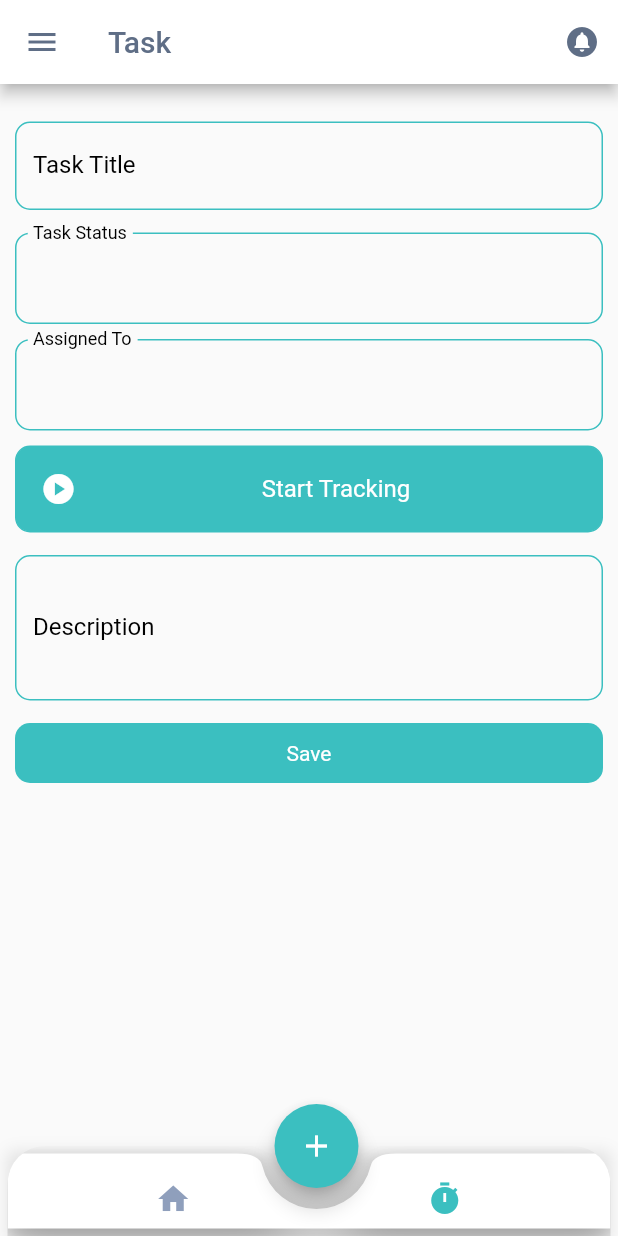
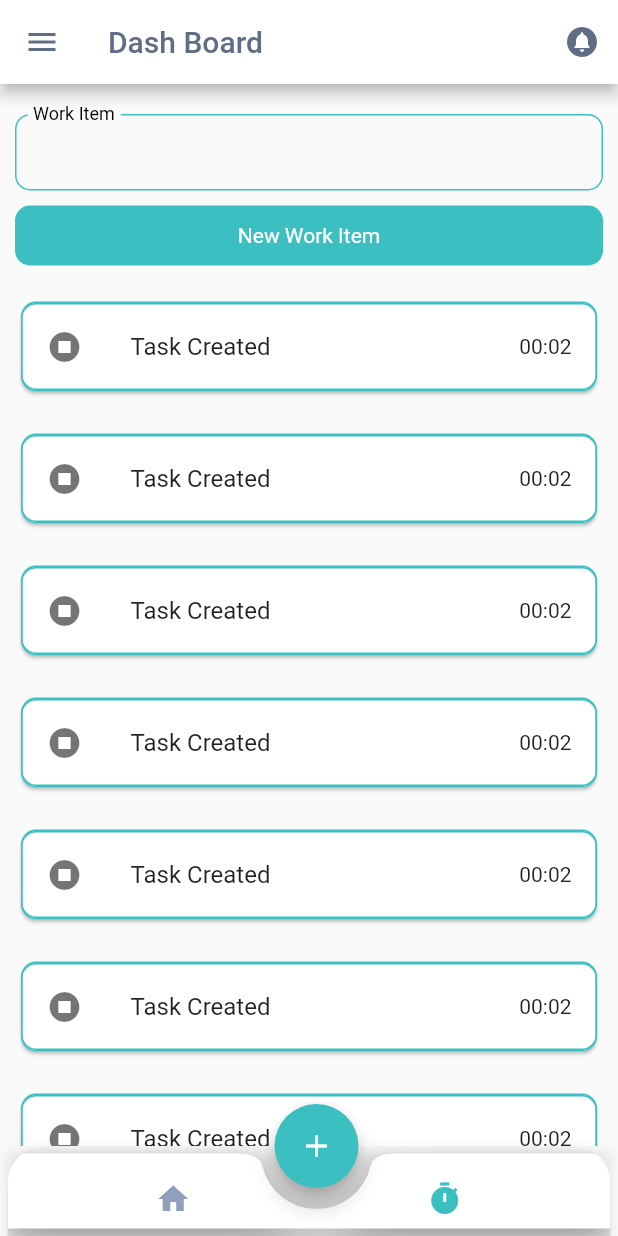
Before and after one commit to Nizam310/ess, a Flutter app: the DashBoard screen opened by its route, after a tap on "Apply for leave", after a tap on "Apply", after a tap on the "timer" icon, on a phone screen of 412 x 824 dp. Run offline on Flutter 3.47's test engine with Material 2 defaults, Android fonts, the phone set to English and light mode, and no system bars; our stand-ins replace fl_chart, nb_utils.

Commit message:
task added more features and profile screen changes and changed some consumers to read and select

```diff
--- a/lib/design/common_widgets/text_field.dart
+++ b/lib/design/common_widgets/text_field.dart
@@ -3,6 +3,7 @@ import 'package:flutter/material.dart';
 class CusTextField extends StatefulWidget {
   final String? hintText;
   final String? labelText;
+  final bool? enabled;
   final TextEditingController controller;
   final Function(String) onChanged;
   final int? maxLines;
@@ -13,7 +14,7 @@ class CusTextField extends StatefulWidget {
       this.labelText,
       required this.controller,
       required this.onChanged,
-      this.maxLines})
+      this.maxLines, this.enabled})
       : super(key: key);
 
   @override
@@ -24,9 +25,10 @@ class _CusTextFieldState extends State<CusTextField> {
   @override
   Widget build(BuildContext context) {
     return TextFormField(
+      enabled: widget.enabled??true,
       keyboardAppearance: Brightness.dark,
+      textInputAction: TextInputAction.next,
       decoration: InputDecoration(
-
           hintText: widget.hintText,
           hintStyle: const TextStyle(fontSize: 13,color: Colors.black),
           labelText: widget.labelText),
--- a/lib/design/dash_board/dash_board_provider.dart
+++ b/lib/design/dash_board/dash_board_provider.dart
@@ -5,7 +5,8 @@ import '../home/home_page.dart';
 import '../profile/profile.dart';
 import '../request_form/request_form.dart';
 import '../settings/settings.dart';
-import '../tasks/tasks.dart';
+import '../tasks/task_add.dart';
+import '../tasks/task_main.dart';
 
 class DashBoardVm extends ChangeNotifier {
   bool hover = false;
@@ -18,6 +19,7 @@ class DashBoardVm extends ChangeNotifier {
     Settings(),
     ChatPage(),
     Tasks(),
+    TaskAdd(),
   ];
 
   refresh() {
--- a/lib/design/dash_board/dash_board_screen.dart
+++ b/lib/design/dash_board/dash_board_screen.dart
@@ -19,10 +19,9 @@ class DashBoard extends StatelessWidget {
         ChangeNotifierProvider(create: (context) => HomeVm()),
         ChangeNotifierProvider(create: (context) => ProfileVm()),
       ],
-      child: Consumer<DashBoardVm>(builder: (context, data, _) {
+      child: Builder(builder: (context) {
         return Scaffold(
           drawer: const Drawer(
-          //  backgroundColor: Color(0xFFEDF3FA),
             width: 250,
             child: CusDrawer(),
           ),
@@ -32,17 +31,17 @@ class DashBoard extends StatelessWidget {
             ),
             backgroundColor: Colors.white,
             title: Text(
-              data.index == 0
+              context.read<DashBoardVm>().index == 0
                   ? "Dash Board"
-                  : data.index == 1
+                  : context.read<DashBoardVm>().index == 1
                       ? "Profile"
-                      : data.index == 2
+                      : context.read<DashBoardVm>().index == 2
                           ? "Request Form"
-                          : data.index == 3
+                          : context.read<DashBoardVm>().index == 3
                               ? "Settings"
-                              : data.index == 4
+                              : context.read<DashBoardVm>().index == 4
                                   ? "Chat With HR"
-                                  : data.index == 5
+                                  : context.read<DashBoardVm>().index == 5
                                       ? "Task"
                                       : "",
               style: const TextStyle(color: Color(0xFF5F6E86)),
@@ -55,12 +54,16 @@ class DashBoard extends StatelessWidget {
                       ]),
             ],
           ),
-          body: Column(
+          body: Consumer<DashBoardVm>(
+            builder: (context,data,_) {
+              return Column(
                 children: [
                   Expanded(
                     child: data.screen.elementAt(data.index),
                   ),
                 ],
+              );
+            }
           ),
           floatingActionButtonLocation:
               FloatingActionButtonLocation.centerDocked,
@@ -97,7 +100,9 @@ class DashBoard extends StatelessWidget {
                 height: 50,
                 shape: const CircularNotchedRectangle(),
                 // elevation: 29.236,
-                child: Row(
+                child: Consumer<DashBoardVm>(
+                    builder: (context,data,_) {
+                    return Row(
                       mainAxisSize: MainAxisSize.max,
                       mainAxisAlignment: MainAxisAlignment.spaceAround,
                       children: <Widget>[
@@ -127,6 +132,8 @@ class DashBoard extends StatelessWidget {
                           },
                         ),
                       ],
+                    );
+                  }
                 ),
               ).paddingSymmetric(
                 vertical: 5,
--- a/lib/design/home/home_page.dart
+++ b/lib/design/home/home_page.dart
@@ -6,15 +6,14 @@ import 'package:provider/provider.dart';
 import '../common_widgets/button.dart';
 import '../dash_board/dash_board_provider.dart';
 import '../tasks/task_provider.dart';
-import 'home_provider.dart';
 
 class Home extends StatelessWidget {
   const Home({Key? key}) : super(key: key);
 
   @override
   Widget build(BuildContext context) {
-    return Consumer3<HomeVm, DashBoardVm, TaskVm>(
-        builder: (context, data, dataDash, taskData, _) {
+    return Builder(
+        builder: (context) {
       List<MonthWidget> monthList = const [
         MonthWidget(
           text: "Total Leaves",
@@ -27,15 +26,11 @@ class Home extends StatelessWidget {
       return ListView(
         padding: const EdgeInsets.all(10),
         children: [
-          ExpansionTile(
-            /* shape: RoundedRectangleBorder(
-              side: BorderSide(color: Color(0xFF2A2D35),)
-            ),*/
-
-            // backgroundColor: Colors.white,
+          Consumer<TaskVm>(
+            builder: (context,data,_) {
+              return ExpansionTile(
                 title: const Text(
                   "Pending Tasks",
-              style: TextStyle(/*color: Colors.white*/),
                 ),
                 children: [
                   Row(
@@ -76,13 +71,14 @@ class Home extends StatelessWidget {
                                               ),
                                               Column(
                                                 children: [
-                                              Text(taskData.timerText),
+                                                  Text(data.timerText),
                                                   Center(
                                                     child: IconButton(
                                                       onPressed: () {
-                                                    taskData.startStop();
+                                                        data.startStop();
+                                                        data.refresh();
                                                       },
-                                                  icon: Icon(taskData.isRunning
+                                                      icon: Icon(data.isRunning
                                                           ? Icons.stop_circle
                                                           : Icons.play_circle),
                                                     ),
@@ -102,11 +98,13 @@ class Home extends StatelessWidget {
                   CusButton(
                       text: "Show More",
                       onTap: () {
-                    dataDash.index = 5;
-                    dataDash.refresh();
+                        context.read<DashBoardVm>().index=5;
+                        context.read<DashBoardVm>().refresh();
                       })
                 ],
-          ).paddingSymmetric(vertical: 5),
+              ).paddingSymmetric(vertical: 5);
+            }
+          ),
           Container(
             decoration: BoxDecoration(
                 borderRadius: BorderRadius.circular(10),
@@ -119,9 +117,7 @@ class Home extends StatelessWidget {
                   children: [
                     Expanded(
                       child: SizedBox(
-                        // width: 300,
                         child: Wrap(
-                            // crossAxisAlignment: WrapCrossAlignment.start,
                             alignment: WrapAlignment.start,
                             spacing: 10,
                             runSpacing: 10,
@@ -135,7 +131,6 @@ class Home extends StatelessWidget {
                     Expanded(
                         child: SizedBox(
                             height: 200,
-                            // width: 300,
                             child: LeaveGraphicalView())),
                   ],
                 ).paddingBottom(20),
@@ -152,8 +147,9 @@ class Home extends StatelessWidget {
               textAlign: TextAlign.center,
             ),
             onTap: () {
-              dataDash.index = 2;
-              dataDash.refresh();
+
+              context.read<DashBoardVm>().index=2;
+              context.read<DashBoardVm>().refresh();
             },
           ).paddingSymmetric(vertical: 10),
         ],
@@ -176,7 +172,7 @@ class LeaveGraphicalView extends StatelessWidget {
           color: const Color(0xFF3BBFC0),
         ),
         BarChartRodData(toY: 5, color: Colors.red),
-        BarChartRodData(toY: 1, color: Colors.green),
+        BarChartRodData(toY: 5, color: Colors.green),
       ]),
       BarChartGroupData(x: 20, barRods: [
         BarChartRodData(
--- a/lib/design/main.dart
+++ b/lib/design/main.dart
@@ -34,6 +34,12 @@ class MyApp extends StatelessWidget {
                   borderSide: const BorderSide(
                     color: Color(0xFF3BBFC0),
                   )),
+              disabledBorder: OutlineInputBorder(
+                  borderRadius: BorderRadius.circular(10),
+                  borderSide: const BorderSide(
+                    color: Color(0xFF3BBFC0),
+                  )),
+
               enabledBorder: OutlineInputBorder(
                   borderRadius: BorderRadius.circular(10),
                   borderSide: const BorderSide(
--- a/lib/design/profile/profile_provider.dart
+++ b/lib/design/profile/profile_provider.dart
@@ -1,9 +1,15 @@
 import 'package:flutter/cupertino.dart';
 
 class ProfileVm extends ChangeNotifier {
+  bool enable = false;
+
   TextEditingController name = TextEditingController();
   TextEditingController position = TextEditingController();
   TextEditingController mob = TextEditingController();
   TextEditingController dateOfJoin = TextEditingController();
   TextEditingController yearsWithCompany = TextEditingController();
+
+   refresh() {
+     notifyListeners();
+   }
 }
--- /dev/null
+++ b/lib/design/tasks/task_main.dart
@@ -0,0 +1,68 @@
+import 'package:employee_self_service_flutter/design/common_widgets/button.dart';
+import 'package:employee_self_service_flutter/design/common_widgets/drop_down.dart';
+import 'package:employee_self_service_flutter/design/dash_board/dash_board_provider.dart';
+import 'package:employee_self_service_flutter/design/tasks/task_provider.dart';
+import 'package:employee_self_service_flutter/design/tasks/work_items/recently_completed.dart';
+import 'package:employee_self_service_flutter/design/tasks/work_items/recently_created.dart';
+import 'package:employee_self_service_flutter/design/tasks/work_items/recently_updated.dart';
+import 'package:flutter/cupertino.dart';
+import 'package:flutter/material.dart';
+import 'package:nb_utils/nb_utils.dart';
+import 'package:provider/provider.dart';
+
+class Tasks extends StatelessWidget {
+  const Tasks({Key? key}) : super(key: key);
+
+  @override
+  Widget build(BuildContext context) {
+    return Builder(builder: (context) {
+      return ListView(
+        padding: const EdgeInsets.all(10),
+        children: [
+          CusDropdown<String>(
+            label: "Work Item",
+            items: context.select((TaskVm value) => value.workItemList),
+            itemBuilder: (c) => Text(c),
+            value: context.select((TaskVm value) => value.workItem),
+            onChanged: (val) {
+              if (val != null) {
+                context.read<TaskVm>().workItem = val;
+                context.read<TaskVm>().refresh();
+              }
+            },
+            verPadding: 10,
+            horPadding: 0,
+          ),
+          CusButton(
+            text: "New Work Item",
+            onTap: () {
+              context.read<DashBoardVm>().index = 6;
+              context.read<DashBoardVm>().refresh();
+              context.read<TaskVm>().workItem = null;
+            },
+          ),
+          Consumer<TaskVm>(
+            builder: (context, data, _) {
+              return SizedBox(
+                height: MediaQuery.of(context).size.height * 0.9,
+                child: Column(
+                  mainAxisAlignment: MainAxisAlignment.center,
+                  children: [
+                    Expanded(
+                        child: data.workItem == "Recently Completed"
+                            ? const RecentlyCompleted()
+                            : data.workItem == "Recently Updated"
+                                ? const RecentlyUpdated()
+                                : data.workItem == "Recently Created"
+                                    ? const RecentlyCreated()
+                                    : const RecentlyCreated())
+                  ],
+                ),
+              );
+            },
+          ).paddingSymmetric(vertical: 10),
+        ],
+      );
+    });
+  }
+}
--- a/lib/design/tasks/task_provider.dart
+++ b/lib/design/tasks/task_provider.dart
@@ -1,8 +1,29 @@
 import 'dart:async';
 
+import 'package:employee_self_service_flutter/design/tasks/work_items/recently_completed.dart';
+import 'package:employee_self_service_flutter/design/tasks/work_items/recently_created.dart';
+import 'package:employee_self_service_flutter/design/tasks/work_items/recently_updated.dart';
 import 'package:flutter/cupertino.dart';
 
 class TaskVm extends ChangeNotifier {
+  ///Task
+
+  String? workItem;
+  List<String> workItemList = [
+    "Recently Completed",
+    "Recently Updated",
+    "Recently created"
+  ];
+
+  int activeIndex =0;
+
+  List activityList =const [
+    RecentlyCompleted(),
+    RecentlyUpdated(),
+    RecentlyCreated(),
+  ];
+
+  /// Task Add
   TextEditingController taskTitle = TextEditingController();
   TextEditingController taskDesc = TextEditingController();
   String? status;
--- /dev/null
+++ b/lib/design/tasks/work_items/recently_created.dart
@@ -0,0 +1,15 @@
+import 'package:employee_self_service_flutter/design/tasks/work_items/widget/task_card.dart';
+import 'package:flutter/material.dart';
+import 'package:nb_utils/nb_utils.dart';
+
+class RecentlyCreated extends StatelessWidget {
+  const RecentlyCreated({Key? key}) : super(key: key);
+
+  @override
+  Widget build(BuildContext context) {
+    return ListView.builder(
+      itemCount: 10,
+      itemBuilder: (context,index)=> const TaskCard().paddingSymmetric(vertical: 10),
+    );
+  }
+}
--- /dev/null
+++ b/lib/design/tasks/work_items/widget/task_card.dart
@@ -0,0 +1,40 @@
+import 'package:flutter/material.dart';
+import 'package:nb_utils/nb_utils.dart';
+
+class TaskCard extends StatelessWidget {
+  const TaskCard({Key? key}) : super(key: key);
+
+  @override
+  Widget build(BuildContext context) {
+    return Card(
+      shape: RoundedRectangleBorder(
+          side: const BorderSide(
+            color: Color(0xFF3BBFC0),
+          ),
+          borderRadius: BorderRadius.circular(10)),
+      child: ExpansionTile(
+        shape: const RoundedRectangleBorder(
+          side: BorderSide(color: Colors.transparent, width: 0.0),
+        ),
+        leading: const Icon(Icons.stop_circle),
+        title: const Text("Task Created"),
+        trailing: const Text("00:02"),
+        children: [
+          Align(
+            alignment: AlignmentDirectional.topStart,
+            child: Column(
+              crossAxisAlignment: CrossAxisAlignment.start,
+              mainAxisAlignment: MainAxisAlignment.spaceBetween,
+              children: [
+                const Text("Started Time : 11:48 ").paddingBottom(5),
+                const Text("Date : 5/17/2023").paddingBottom(5),
+                const Text("Assigned To : You").paddingBottom(5),
+                const Text("Description : ").paddingBottom(5),
+              ],
+            ),
+          ).paddingSymmetric(horizontal: 10, vertical: 10),
+        ],
+      ),
+    );
+  }
+}
```
Also changed, not shown: lib/design/login/login_screen.dart (+10 -4 lines), lib/design/profile/profile.dart (+24 -5 lines), lib/design/tasks/task_add.dart (renamed from lib/design/tasks/tasks.dart, +7 -3 lines), lib/design/tasks/work_items/recently_completed.dart (added, +15 -0 lines), lib/design/tasks/work_items/recently_updated.dart (added, +16 -0 lines), 1 other file. Lines whose indentation alone changed are shown as unchanged.
